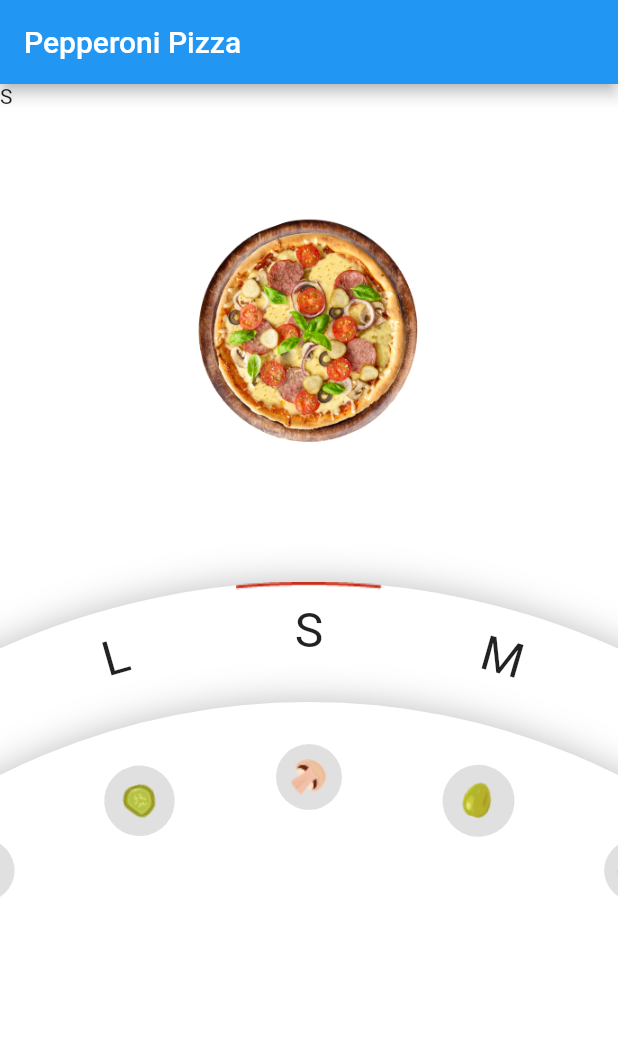
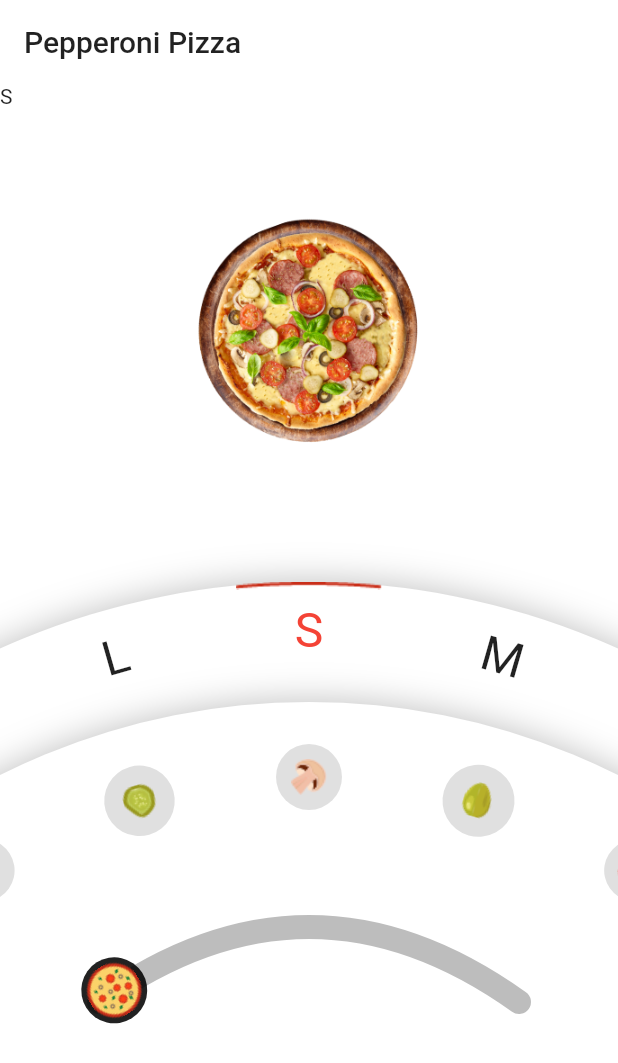
Before and after one commit to digitaljoni/examples_flutter, a Flutter app: the screen it shows after launch, on a phone screen of 412 x 824 dp. Shown: the top 1063 px of the screen. Run offline on Flutter 3.47's test engine with Material 2 defaults, Android fonts, the phone set to English and light mode, and no system bars.

Commit message:
add pizza slider

```diff
--- a/pizza_delivery/lib/main.dart
+++ b/pizza_delivery/lib/main.dart
@@ -1,4 +1,5 @@
 import 'dart:math';
+import 'dart:ui';
 
 import 'package:flutter/material.dart';
 
@@ -32,10 +33,7 @@ class MyApp extends StatelessWidget {
   Widget build(BuildContext context) {
     return MaterialApp(
       title: 'Pizza Order',
-      theme: ThemeData(
-        primarySwatch: Colors.blue,
-        visualDensity: VisualDensity.adaptivePlatformDensity,
-      ),
+      debugShowCheckedModeBanner: false,
       home: PizzaOrderPage(),
     );
   }
@@ -52,7 +50,7 @@ class PizzaOrderPage extends StatefulWidget {
 
 class _PizzaOrderPageState extends State<PizzaOrderPage> {
   String _pizzaSize = 'S';
-  // int _selectedIndex = 0;
+  int _selectedIndex = 0;
 
   void _onPizzaDialUpdate(int newIndex) {
     _selectedIndex = newIndex;
@@ -70,7 +68,15 @@ class _PizzaOrderPageState extends State<PizzaOrderPage> {
   Widget build(BuildContext context) {
     return Scaffold(
       appBar: AppBar(
-        title: Text('Pepperoni Pizza'),
+        elevation: 0.0,
+        backgroundColor: Colors.white,
+        brightness: Brightness.light,
+        title: Text(
+          'Pepperoni Pizza',
+          style: TextStyle(
+            color: Colors.black87,
+          ),
+        ),
       ),
       body: Stack(
         children: <Widget>[
@@ -117,7 +123,11 @@ class _PizzaOrderPageState extends State<PizzaOrderPage> {
           ),
           IngredientsDial(
             onUpdate: (_) {},
-          )
+          ),
+          MySlider(
+            onUpdate: (_) {},
+            top: MediaQuery.of(context).size.height / 2 + 100,
+          ),
         ],
       ),
     );
@@ -194,12 +204,13 @@ class PizzaDial extends StatelessWidget {
 
   final Function onUpdate;
 
-  Widget dialItemBuilder(String item) {
+  Widget dialItemBuilder(String item, String selectedItem) {
+    print('dial item');
     return Center(
       child: Text(
         item,
         style: TextStyle(
-          color: Colors.black87,
+          color: selectedItem == item ? Colors.red : Colors.black87,
           fontSize: 32.0,
         ),
       ),
@@ -227,7 +238,7 @@ class IngredientsDial extends StatelessWidget {
 
   final Function onUpdate;
 
-  Widget dialItemBuilder(String item) {
+  Widget dialItemBuilder(String item, String selectedItem) {
     return Center(
       child: Container(
         decoration: BoxDecoration(
@@ -291,35 +302,28 @@ class _DialState extends State<Dial> {
   final _dialItemDegree = 16.0;
 
   double angleDelta = 0.0;
-  String strDialAngle = '';
+  String _selectedItem;
 
   void _onHorizontalDragUpdate(DragUpdateDetails details) {
     angleDelta = angleDelta + (details.delta.dx / 600);
-
-    strDialAngle = 'Horizontal Drag : ${angleDelta * 180 / pi}';
-
     setState(() {});
   }
 
   void _onHorizontalDragEnd(DragEndDetails details) {
+    _snapToAngle();
+  }
+
+  void _snapToAngle() {
     final angleInDegrees = _radiansToDegrees(angleDelta);
-
-    // final newAngleDelta = (angleInDegrees / 20).round() * 20.0;
-
     final newAngleDelta =
         _dialItemDegree * (angleInDegrees / _dialItemDegree).round().toInt();
-    // angleDelta = _degreesToRadians(newAngleDelta);
-
-    strDialAngle = ' Rounded: $newAngleDelta  - $angleInDegrees - $angleDelta';
-
     int newIndex =
         getIndexFromDegrees(newAngleDelta, widget.dialItemList.length);
-
     angleDelta = _degreesToRadians(_dialItemDegree * -newIndex);
-
     if (widget.onUpdate != null) {
       widget.onUpdate(newIndex);
     }
+    _selectedItem = widget.dialItemList[newIndex];
     setState(() {});
   }
 
@@ -330,28 +334,19 @@ class _DialState extends State<Dial> {
   @override
   void initState() {
     super.initState();
-
-    _buildDialWidgets();
+    _buildDialMap();
+    _selectedItem = widget.dialItemList[0];
   }
 
-  void _buildDialWidgets() {
+  Map<double, String> dialAngleItem = <double, String>{};
+
+  void _buildDialMap() {
     for (var i = 0; i < widget.dialItemList.length; i++) {
       final dialItem = widget.dialItemList[i];
-      _dialWidgets.add(
-        MyDialItem(
-          angle: i * _dialItemDegree,
-          radius: _dialRadius - _edgeDistance,
-          child: widget.myBuilder(dialItem),
-        ),
-      );
-      // add items after last item
-      _dialWidgets.add(
-        MyDialItem(
-          angle: (widget.dialItemList.length + i) * _dialItemDegree,
-          radius: _dialRadius - _edgeDistance,
-          child: widget.myBuilder(dialItem),
-        ),
-      );
+
+      dialAngleItem[i * _dialItemDegree] = dialItem;
+      dialAngleItem[(widget.dialItemList.length + i) * _dialItemDegree] =
+          dialItem;
     }
 
     // add items before first dial
@@ -359,17 +354,9 @@ class _DialState extends State<Dial> {
     for (var i = widget.dialItemList.length - 1; i >= 0; i--) {
       index++;
       final dialItem = widget.dialItemList[i];
-      _dialWidgets.add(
-        MyDialItem(
-          angle: -(index * _dialItemDegree),
-          radius: _dialRadius - _edgeDistance,
-          child: widget.myBuilder(dialItem),
-        ),
-      );
+      dialAngleItem[-(index * _dialItemDegree)] = dialItem;
     }
   }
-
-  List<Widget> _dialWidgets = <Widget>[];
 
   @override
   Widget build(BuildContext context) {
@@ -394,7 +381,18 @@ class _DialState extends State<Dial> {
                     blurRadius: 20.0,
                   )
                 ]),
-            child: Stack(alignment: Alignment.center, children: _dialWidgets),
+            child: Stack(
+              alignment: Alignment.center,
+              children: dialAngleItem.entries
+                  .map<Widget>(
+                    (e) => MyDialItem(
+                      angle: e.key,
+                      radius: _dialRadius - _edgeDistance,
+                      child: widget.myBuilder(e.value, _selectedItem),
+                    ),
+                  )
+                  .toList(),
+            ),
           ),
         ),
       ),
@@ -402,153 +400,195 @@ class _DialState extends State<Dial> {
   }
 }
 
-// class PizzaDial extends StatefulWidget {
-//   PizzaDial({
-//     Key key,
-//     @required this.onUpdate,
-//     this.dialItemList,
-//   }) : super(key: key);
+class MySlider extends StatefulWidget {
+  MySlider({
+    Key key,
+    @required this.onUpdate,
+    @required this.top,
+  }) : super(key: key);
 
-//   final Function onUpdate;
-//   final List<String> dialItemList;
+  final Function onUpdate;
+  final double top;
 
-//   @override
-//   _PizzaDialState createState() => _PizzaDialState();
-// }
+  @override
+  _MySliderState createState() => _MySliderState();
+}
 
-// class _PizzaDialState extends State<PizzaDial> {
-//   final _pizzaCircleRadius = 500.0;
-//   final _dialItemDegree = 16.0;
+class _MySliderState extends State<MySlider> {
+  _MySliderState();
 
-//   double angleDelta = 0.0;
-//   String strDialAngle = '';
+  double _amount = 0.0;
+  double angleDelta = 0.0;
 
-//   void _onHorizontalDragUpdate(DragUpdateDetails details) {
-//     angleDelta = angleDelta + (details.delta.dx / 600);
+  final _startDegree = -32.0;
+  final _endDegree = 32.0;
 
-//     strDialAngle = 'Horizontal Drag : ${angleDelta * 180 / pi}';
+  Path _sliderPath;
 
-//     if (widget.onUpdate != null) {
-//       widget.onUpdate(strDialAngle);
-//     }
-//     setState(() {});
-//   }
+  @override
+  void initState() {
+    super.initState();
 
-//   void _onHorizontalDragEnd(DragEndDetails details) {
-//     final angleInDegrees = _radiansToDegrees(angleDelta);
+    _sliderPath = drawPath();
 
-//     // final newAngleDelta = (angleInDegrees / 20).round() * 20.0;
+    angleDelta =
+        (_amount * _degreesToRadians(_startDegree.abs() + _endDegree.abs())) +
+            _degreesToRadians(_startDegree);
+    setState(() {});
+  }
 
-//     final newAngleDelta =
-//         _dialItemDegree * (angleInDegrees / _dialItemDegree).round().toInt();
-//     // angleDelta = _degreesToRadians(newAngleDelta);
+  final _dialRadius = 300.0;
 
-//     strDialAngle = ' Rounded: $newAngleDelta  - $angleInDegrees - $angleDelta';
+  void _onHorizontalDragUpdate(DragUpdateDetails details) {
+    _amount = _amount + (details.delta.dx / 300);
+    print(details.delta.dx);
 
-//     int newIndex =
-//         getIndexFromDegrees(newAngleDelta, widget.dialItemList.length);
+    if (_amount <= 0.0) {
+      _amount = 0.0;
+    }
 
-//     angleDelta = _degreesToRadians(_dialItemDegree * -newIndex);
+    if (_amount >= 1.0) {
+      _amount = 1.0;
+    }
+    angleDelta =
+        (_amount * _degreesToRadians(_startDegree.abs() + _endDegree.abs())) +
+            _degreesToRadians(_startDegree);
+    setState(() {});
+  }
 
-//     if (widget.onUpdate != null) {
-//       widget.onUpdate(_availablePizzaSizes[newIndex]);
-//     }
-//     setState(() {});
-//   }
+  Path drawPath() {
+    Size size = Size(280, 200);
+    Path path = Path();
+    path.moveTo(0, size.height / 2);
+    path.quadraticBezierTo(
+      size.width / 2,
+      0,
+      size.width,
+      size.height / 2,
+    );
+    return path;
+  }
 
-//   int getIndexFromDegrees(double angle, int itemCount) {
-//     return ((itemCount - (angle / _dialItemDegree)) % itemCount).toInt();
-//   }
+  @override
+  Widget build(BuildContext context) {
+    return Positioned(
+      top: widget.top,
+      left: MediaQuery.of(context).size.width / 2 - (_dialRadius),
+      child: Stack(
+        alignment: Alignment.topCenter,
+        children: <Widget>[
+          Positioned(
+            child: Container(
+              alignment: Alignment.topLeft,
+              child: CustomPaint(
+                //
+                size: Size(280.0, 150),
+                painter: PathPainter(_sliderPath),
+              ),
+            ),
+          ),
+          Positioned(
+            child: ClipPath(
+              clipper: MyCustomClipper(ratio: _amount),
+              child: Container(
+                padding: EdgeInsets.symmetric(
+                  horizontal: 8.0,
+                ),
+                alignment: Alignment.topLeft,
+                child: CustomPaint(
+                  //
+                  size: Size(280.0, 150),
+                  painter: PathPainter(_sliderPath, color: Colors.red),
+                ),
+              ),
+            ),
+          ),
+          GestureDetector(
+            onHorizontalDragUpdate: _onHorizontalDragUpdate,
+            // onHorizontalDragEnd: _onHorizontalDragEnd,
+            child: Transform(
+              transform: Matrix4.rotationZ(angleDelta),
+              alignment: FractionalOffset.center,
+              child: Container(
+                width: _dialRadius * 2,
+                height: _dialRadius * 2,
+                decoration: BoxDecoration(
+                  shape: BoxShape.circle,
+                  color: Colors.transparent,
+                ),
+                child: Stack(
+                  alignment: Alignment.center,
+                  children: [
+                    MyRadialPosition(
+                      radius: 245.0,
+                      angle: 0.0 - 90,
+                      child: MyRotation(
+                        angle: 0,
+                        child: Container(
+                          decoration: BoxDecoration(
+                            shape: BoxShape.circle,
+                          ),
+                          child: Container(
+                            width: 44.0,
+                            height: 44.0,
+                            decoration: BoxDecoration(
+                              shape: BoxShape.circle,
+                              color: Colors.black87,
+                            ),
+                            child:
+                                Image.asset('assets/images/pizza_button.png'),
+                          ),
+                        ),
+                      ),
+                    ),
+                  ],
+                ),
+              ),
+            ),
+          ),
+        ],
+      ),
+    );
+  }
+}
 
-//   @override
-//   void initState() {
-//     super.initState();
+class PathPainter extends CustomPainter {
+  PathPainter(this.path, {this.color: Colors.black26});
+  final Path path;
+  final Color color;
 
-//     _buildDialWidgets();
-//   }
+  @override
+  void paint(Canvas canvas, Size size) {
+    Paint paint = Paint()
+      ..color = color
+      ..style = PaintingStyle.stroke
+      ..strokeWidth = 16.0
+      ..strokeCap = StrokeCap.round;
 
-//   void _buildDialWidgets() {
-//     for (var i = 0; i < widget.dialItemList.length; i++) {
-//       final dialItem = widget.dialItemList[i];
-//       _dialWidgets.add(
-//         MyDialItem(
-//           angle: i * _dialItemDegree,
-//           radius: _pizzaCircleRadius - 32,
-//           child: Center(
-//             child: Text(
-//               dialItem,
-//               style: TextStyle(
-//                 fontSize: 32.0,
-//               ),
-//             ),
-//           ),
-//         ),
-//       );
-//       // add items after last item
-//       _dialWidgets.add(
-//         MyDialItem(
-//           angle: (widget.dialItemList.length + i) * _dialItemDegree,
-//           radius: _pizzaCircleRadius - 32,
-//           child: Center(
-//             child: Text(
-//               dialItem,
-//               style: TextStyle(
-//                 fontSize: 32.0,
-//               ),
-//             ),
-//           ),
-//         ),
-//       );
-//     }
+    canvas.drawPath(this.path, paint);
+  }
 
-//     // add items before first dial
-//     var index = 0;
-//     for (var i = widget.dialItemList.length - 1; i >= 0; i--) {
-//       index++;
-//       final dialItem = widget.dialItemList[i];
-//       _dialWidgets.add(
-//         MyDialItem(
-//           angle: -(index * _dialItemDegree),
-//           radius: _pizzaCircleRadius - 32,
-//           child: Center(
-//             child: Text(
-//               dialItem,
-//               style: TextStyle(
-//                 fontSize: 32.0,
-//               ),
-//             ),
-//           ),
-//         ),
-//       );
-//     }
-//   }
+  @override
+  bool shouldRepaint(CustomPainter oldDelegate) => true;
+}
 
-//   List<Widget> _dialWidgets = <Widget>[];
+class MyCustomClipper extends CustomClipper<Path> {
+  MyCustomClipper({this.ratio: 0.5});
+  final double ratio;
 
-//   @override
-//   Widget build(BuildContext context) {
-//     return Container(
-//       child: Positioned(
-//         top: MediaQuery.of(context).size.height / 2,
-//         left: MediaQuery.of(context).size.width / 2 - (_pizzaCircleRadius),
-//         child: GestureDetector(
-//           onHorizontalDragUpdate: _onHorizontalDragUpdate,
-//           onHorizontalDragEnd: _onHorizontalDragEnd,
-//           child: Transform(
-//             transform: Matrix4.rotationZ(angleDelta),
-//             alignment: FractionalOffset.center,
-//             child: Container(
-//               width: _pizzaCircleRadius * 2,
-//               height: _pizzaCircleRadius * 2,
-//               decoration: BoxDecoration(
-//                 shape: BoxShape.circle,
-//                 color: Colors.white,
-//               ),
-//               child: Stack(alignment: Alignment.center, children: _dialWidgets),
-//             ),
-//           ),
-//         ),
-//       ),
-//     );
-//   }
-// }
+  @override
+  Path getClip(Size size) {
+    final path = Path();
+    path.lineTo(0.0, 0.0);
+    path.lineTo(size.width * ratio, 0.0);
+    path.lineTo(size.width * ratio, size.height);
+    path.lineTo(0.0, size.height);
+    path.close();
+    return path;
+  }
+
+  @override
+  bool shouldReclip(CustomClipper oldClipper) {
+    return true;
+  }
+}
```
Also changed, not shown: pizza_delivery/assets/images/pizza_button.png (added).
